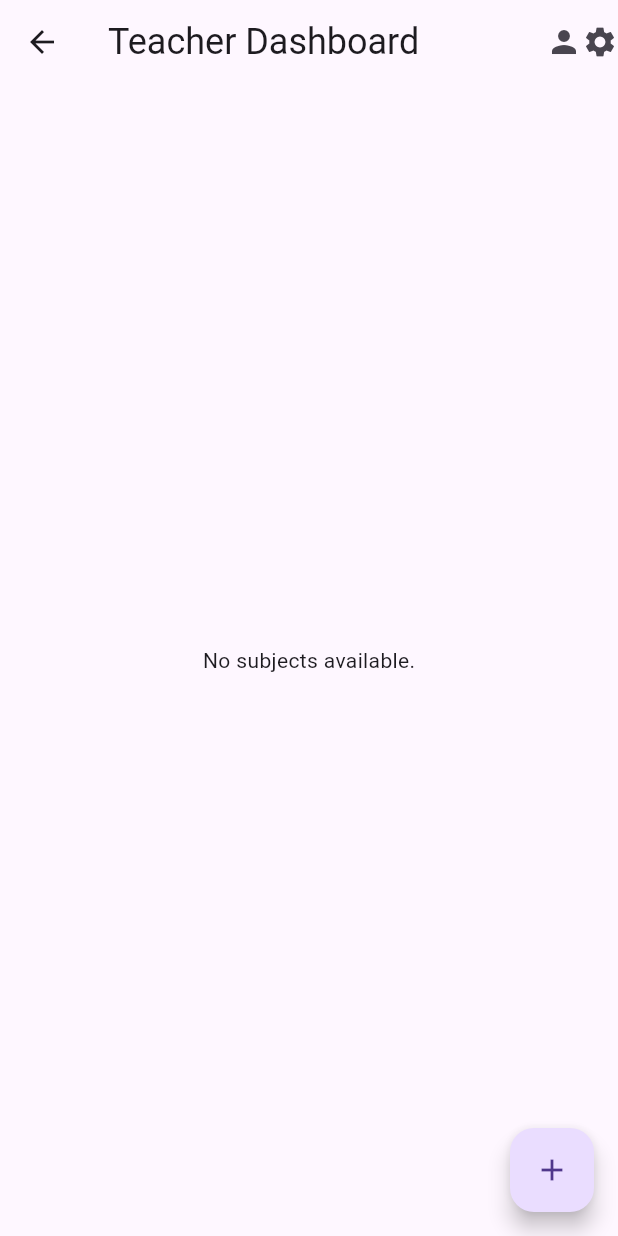
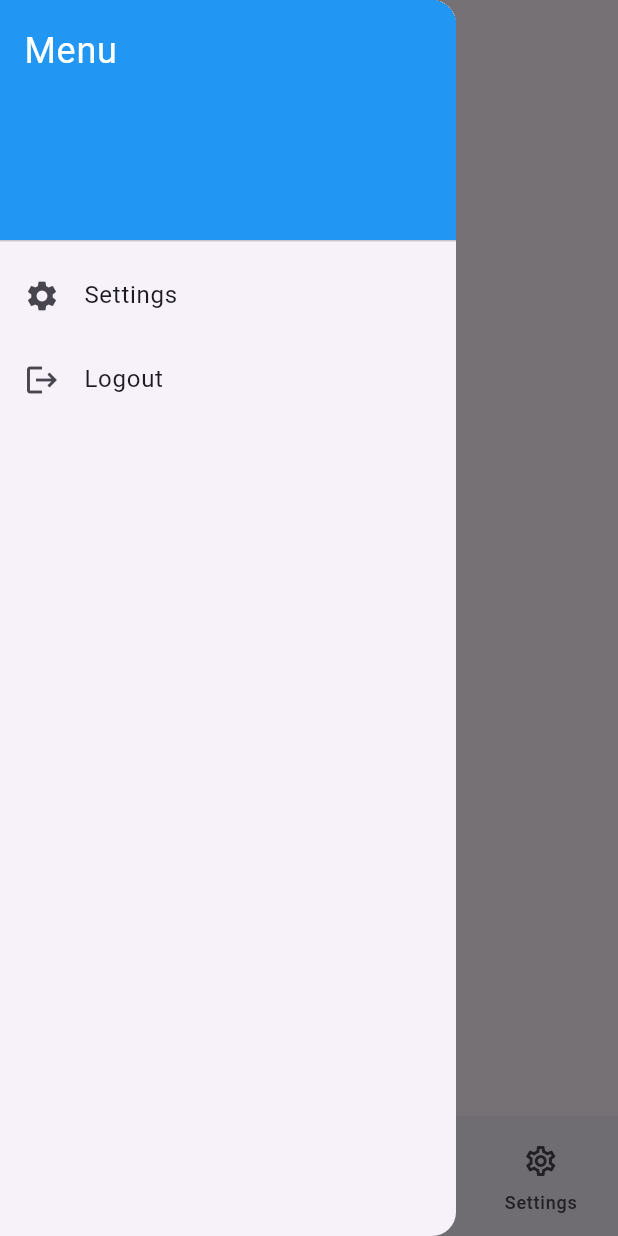
Before and after one commit to aadarshk7/LearningParkEducationServices, a Flutter app: the TeacherHomePage screen opened directly, with the side drawer open (before the commit the screen has no drawer), on a phone screen of 412 x 824 dp. Run offline on Flutter 3.47's test engine with Material 3 defaults, Android fonts, the phone set to English and light mode, and no system bars; our stand-ins replace cloud_firestore, firebase_auth, firebase_core, firebase_database, shared_preferences; missing offline and left inert: flutter_firebase_recaptcha; accounts and stored records are empty.

Commit message:
updating code

```diff
--- a/lib/teacherscreen/teacherhomepage.dart
+++ b/lib/teacherscreen/teacherhomepage.dart
@@ -1,127 +1,229 @@
-import 'package:flutter/material.dart';
 import 'package:cloud_firestore/cloud_firestore.dart';
-import 'package:learningparkeducation/teacherscreen/userpage.dart';
-import '../studentscreen/studentssubject_list.dart';
-import 'subject_page.dart' as teacher;
-
 import 'package:flutter/material.dart';
 import 'package:firebase_database/firebase_database.dart';
-import 'userpage.dart';
-import 'subject_page.dart' as teacher;
 
-class TeacherHomePage extends StatelessWidget {
-  final DatabaseReference _subjectsRef =
-      FirebaseDatabase.instance.ref().child('subjects');
+class TeacherHomePage extends StatefulWidget {
+  @override
+  _TeacherHomePageState createState() => _TeacherHomePageState();
+}
+
+class _TeacherHomePageState extends State<TeacherHomePage> {
+  int currentPageIndex = 0; // Updated to match NavigationBarApp style
+  final DatabaseReference _questionsRef =
+      FirebaseDatabase.instance.ref().child('questions');
+
+  static const List<String> _subjectNames = [
+    'Account',
+    'Finance',
+    'Economics',
+  ];
+
+  static const List<Widget> _widgetOptions = [
+    Text('Subjects'),
+    Text('Marks'),
+    Text('Users'),
+    Text('Settings'),
+  ];
+
+  void _onItemTapped(int index) {
+    setState(() {
+      currentPageIndex = index; // Updated to match NavigationBarApp style
+    });
+  }
+
+  void _openSubjectPage(BuildContext context, String subjectName) {
+    Navigator.push(
+      context,
+      MaterialPageRoute(
+        builder: (context) => SubjectPage(
+          subjectName: subjectName,
+          questionsRef: _questionsRef.child(subjectName),
+        ),
+      ),
+    );
+  }
+
+  @override
+  Widget build(BuildContext context) {
+    final ThemeData theme = Theme.of(context);
+    return Scaffold(
+      appBar: AppBar(
+        title: Text('Teacher Dashboard'),
+      ),
+      drawer: Drawer(
+        child: ListView(
+          padding: EdgeInsets.zero,
+          children: <Widget>[
+            const DrawerHeader(
+              decoration: BoxDecoration(
+                color: Colors.blue,
+              ),
+              child: Text(
+                'Menu',
+                style: TextStyle(
+                  color: Colors.white,
+                  fontSize: 24,
+                ),
+              ),
+            ),
+            ListTile(
+              leading: Icon(Icons.settings),
+              title: Text('Settings'),
+              onTap: () {
+                // Handle Settings
+              },
+            ),
+            ListTile(
+              leading: Icon(Icons.logout),
+              title: Text('Logout'),
+              onTap: () {
+                // Handle Logout
+              },
+            ),
+          ],
+        ),
+      ),
+      body: Center(
+        child: currentPageIndex == 0
+            ? ListView.builder(
+                itemCount: _subjectNames.length,
+                itemBuilder: (context, index) {
+                  return ListTile(
+                    title: Text(_subjectNames[index]),
+                    onTap: () {
+                      _openSubjectPage(context, _subjectNames[index]);
+                    },
+                  );
+                },
+              )
+            : _widgetOptions.elementAt(currentPageIndex),
+      ),
+      bottomNavigationBar: NavigationBar(
+        onDestinationSelected: _onItemTapped, // Updated to use NavigationBar
+        selectedIndex: currentPageIndex,
+        indicatorColor: Colors.amber,
+        destinations: const <NavigationDestination>[
+          NavigationDestination(
+            selectedIcon: Icon(Icons.book),
+            icon: Icon(Icons.book_outlined),
+            label: 'Subjects',
+          ),
+          NavigationDestination(
+            selectedIcon: Icon(Icons.bar_chart),
+            icon: Icon(Icons.bar_chart_outlined),
+            label: 'Marks',
+          ),
+          NavigationDestination(
+            selectedIcon: Icon(Icons.person),
+            icon: Icon(Icons.person_outline),
+            label: 'Users',
+          ),
+          NavigationDestination(
+            selectedIcon: Icon(Icons.settings),
+            icon: Icon(Icons.settings_outlined),
+            label: 'Settings',
+          ),
+        ],
+      ),
+    );
+  }
+}
+
+class SubjectPage extends StatefulWidget {
+  final String subjectName;
+  final DatabaseReference questionsRef;
+
+  SubjectPage({required this.subjectName, required this.questionsRef});
+
+  @override
+  _SubjectPageState createState() => _SubjectPageState();
+}
+
+class _SubjectPageState extends State<SubjectPage> {
+  final _formKey = GlobalKey<FormState>();
+  final TextEditingController _questionController = TextEditingController();
+  final List<TextEditingController> _optionControllers =
+      List.generate(4, (index) => TextEditingController());
+  String? _correctOption;
+
+  void _addQuestion() {
+    if (_formKey.currentState!.validate() && _correctOption != null) {
+      widget.questionsRef.push().set({
+        'question': _questionController.text,
+        'options':
+            _optionControllers.map((controller) => controller.text).toList(),
+        'correctOption': _correctOption,
+      });
+      _questionController.clear();
+      _optionControllers.forEach((controller) => controller.clear());
+      setState(() {
+        _correctOption = null;
+      });
+    }
+  }
 
   @override
   Widget build(BuildContext context) {
     return Scaffold(
       appBar: AppBar(
-        title: Text('Teacher Dashboard', style: TextStyle(fontSize: 24)),
-        actions: [Icon(Icons.person), Icon(Icons.settings)],
+        title: Text('${widget.subjectName} Questions'),
       ),
-      body: Column(
-        children: [
-          Expanded(
-            child: StreamBuilder(
-              stream: _subjectsRef.onValue,
-              builder: (context, snapshot) {
-                if (snapshot.connectionState == ConnectionState.waiting) {
-                  return Center(child: CircularProgressIndicator());
-                } else if (snapshot.hasError) {
-                  return Center(child: Text('Error: ${snapshot.error}'));
-                } else if (!snapshot.hasData ||
-                    !snapshot.data!.snapshot.exists) {
-                  return Center(child: Text('No subjects available.'));
-                } else {
-                  Map<dynamic, dynamic> subjects =
-                      snapshot.data!.snapshot.value as Map<dynamic, dynamic>;
-                  List subjectNames = subjects.keys.toList();
-
-                  return ListView.builder(
-                    itemCount: subjectNames.length,
-                    itemBuilder: (context, index) {
-                      String subjectName = subjectNames[index];
-                      return ListTile(
-                        title: Text(
-                          subjectName,
-                          style: TextStyle(fontSize: 18),
-                        ),
-                        trailing: Icon(Icons.arrow_forward),
-                        onTap: () {
-                          Navigator.push(
-                            context,
-                            MaterialPageRoute(
-                              builder: (context) =>
-                                  teacher.SubjectPage(subjectName: subjectName),
-                            ),
-                          );
+      body: SingleChildScrollView(
+        child: Padding(
+          padding: const EdgeInsets.all(16.0),
+          child: Form(
+            key: _formKey,
+            child: Column(
+              crossAxisAlignment: CrossAxisAlignment.start,
+              children: [
+                TextFormField(
+                  controller: _questionController,
+                  decoration: InputDecoration(labelText: 'Question'),
+                  validator: (value) {
+                    if (value == null || value.isEmpty) {
+                      return 'Please enter a question';
+                    }
+                    return null;
+                  },
+                ),
+                SizedBox(height: 16),
+                ...List.generate(4, (index) {
+                  return Column(
+                    children: [
+                      TextFormField(
+                        controller: _optionControllers[index],
+                        decoration:
+                            InputDecoration(labelText: 'Option ${index + 1}'),
+                        validator: (value) {
+                          if (value == null || value.isEmpty) {
+                            return 'Please enter an option';
+                          }
+                          return null;
                         },
-                      );
-                    },
+                      ),
+                      RadioListTile<String>(
+                        title: Text('Correct'),
+                        value: 'Option ${index + 1}',
+                        groupValue: _correctOption,
+                        onChanged: (value) {
+                          setState(() {
+                            _correctOption = value;
+                          });
+                        },
+                      ),
+                    ],
                   );
-                }
-              },
+                }),
+                SizedBox(height: 16),
+                ElevatedButton(
+                  onPressed: _addQuestion,
+                  child: Text('Add Question'),
+                ),
+              ],
             ),
           ),
-        ],
-      ),
-      floatingActionButton: FloatingActionButton(
-        child: Icon(Icons.add),
-        onPressed: () {
-          _addQuestion(context);
-        },
+        ),
       ),
     );
   }
-
-  void _addQuestion(BuildContext context) {
-    showDialog(
-      context: context,
-      builder: (context) {
-        TextEditingController _questionController = TextEditingController();
-        TextEditingController _subjectController = TextEditingController();
-
-        return AlertDialog(
-          title: Text('Add Question'),
-          content: Column(
-            mainAxisSize: MainAxisSize.min,
-            children: [
-              TextField(
-                controller: _subjectController,
-                decoration: InputDecoration(labelText: 'Subject'),
-              ),
-              TextField(
-                controller: _questionController,
-                decoration: InputDecoration(labelText: 'Question'),
-              ),
-            ],
-          ),
-          actions: [
-            TextButton(
-              onPressed: () {
-                Navigator.of(context).pop();
-              },
-              child: Text('Cancel'),
-            ),
-            ElevatedButton(
-              onPressed: () {
-                String subject = _subjectController.text.trim();
-                String question = _questionController.text.trim();
-
-                if (subject.isNotEmpty && question.isNotEmpty) {
-                  _subjectsRef
-                      .child(subject)
-                      .push()
-                      .set({'question': question});
-                  Navigator.of(context).pop();
-                }
-              },
-              child: Text('Add'),
-            ),
-          ],
-        );
-      },
-    );
-  }
 }
```
Also changed, not shown: lib/teacherscreen/marks_page.dart (added, +15 -0 lines), lib/teacherscreen/settings_page.dart (added, +15 -0 lines), lib/teacherscreen/users_page.dart (added, +15 -0 lines).
